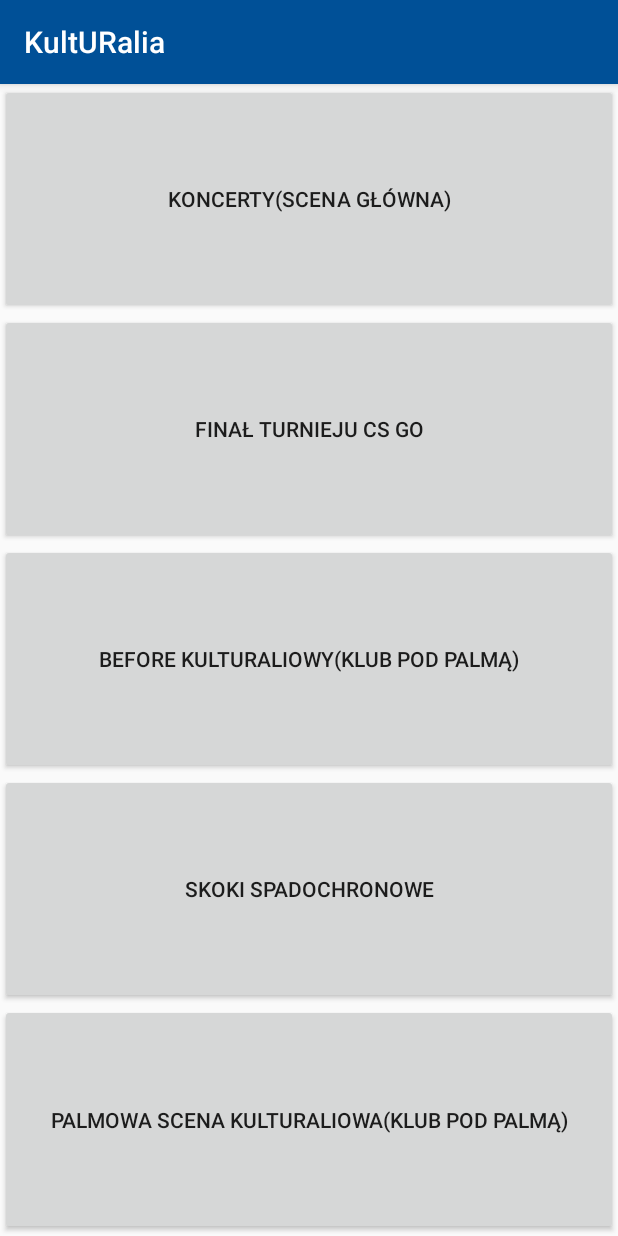
After one commit to Mateusz2017/KultURalia, an Android app: the Dojazd screen opened directly, with no data from a screen before it, on a phone screen of 412 x 824 dp. The commit adds this screen. Run offline under Robolectric (Android 15) with nearby library versions, the phone set to English and light mode, and no system bars.

Commit message:
Dojazd
Wygląda na to że działa ale byłbym wdzięczny jak by ktoś to potestował
jeszcze

```diff
--- a/app/src/main/AndroidManifest.xml
+++ b/app/src/main/AndroidManifest.xml
@@ -1,6 +1,10 @@
 <?xml version="1.0" encoding="utf-8"?>
 <manifest xmlns:android="http://schemas.android.com/apk/res/android"
     package="pl.edu.ur.kulturalia">
+
+    <uses-permission android:name="android.permission.INTERNET"/>
+    <uses-permission android:name="android.permission.ACCESS_FINE_LOCATION"/>
+    <uses-permission android:name="android.permission.ACCESS_COARSE_LOCATION"/>
 
     <application
         android:allowBackup="true"
@@ -35,6 +39,7 @@
                 android:name="android.support.PARENT_ACTIVITY"
                 android:value="pl.edu.ur.kulturalia.MainActivity" />
         </activity>
+        <activity android:name=".Dojazd"> </activity>
     </application>
 
 </manifest>
--- a/app/src/main/java/pl/edu/ur/kulturalia/MainActivity.java
+++ b/app/src/main/java/pl/edu/ur/kulturalia/MainActivity.java
@@ -95,7 +95,8 @@ public class MainActivity extends AppCompatActivity
 
         } else if (id == R.id.dojazd) {
             Toast.makeText(this,"Jak do nas dojechać?", Toast.LENGTH_SHORT).show();
-
+            Intent intent = new Intent(MainActivity.this, Dojazd.class);
+            startActivity(intent);
         } else if (id == R.id.eventy) {
             Toast.makeText(this,"Eventy KultURaliowe", Toast.LENGTH_SHORT).show();
 
--- /dev/null
+++ b/app/src/main/res/layout/activity_dojazd.xml
@@ -0,0 +1,45 @@
+<?xml version="1.0" encoding="utf-8"?>
+<LinearLayout xmlns:android="http://schemas.android.com/apk/res/android"
+    android:orientation="vertical" android:layout_width="match_parent"
+    android:layout_height="match_parent"
+    android:weightSum="1">
+
+    <Button
+        android:layout_width="match_parent"
+        android:layout_height="wrap_content"
+        android:text="Koncerty(Scena główna)"
+        android:id="@+id/button"
+        android:layout_weight="0.20" />
+
+
+    <Button
+        android:layout_width="match_parent"
+        android:layout_height="wrap_content"
+        android:text="Finał turnieju CS GO"
+        android:id="@+id/button6"
+        android:layout_gravity="center_horizontal"
+        android:layout_weight="0.20" />
+
+    <Button
+        android:layout_width="match_parent"
+        android:layout_height="wrap_content"
+        android:id="@+id/button7"
+        android:text="Before Kulturaliowy(Klub pod palmą)"
+        android:layout_weight="0.20" />
+
+    <Button
+        android:layout_width="match_parent"
+        android:layout_height="wrap_content"
+        android:text="Skoki Spadochronowe"
+        android:id="@+id/button8"
+        android:layout_gravity="center_horizontal"
+        android:layout_weight="0.20" />
+
+    <Button
+        android:layout_width="match_parent"
+        android:layout_height="wrap_content"
+        android:text="Palmowa Scena Kulturaliowa(Klub pod palmą)"
+        android:id="@+id/button9"
+        android:layout_weight="0.20" />
+
+</LinearLayout>
```
Also changed, not shown: app/src/main/java/pl/edu/ur/kulturalia/Dojazd.java (added, +249 -0 lines).
